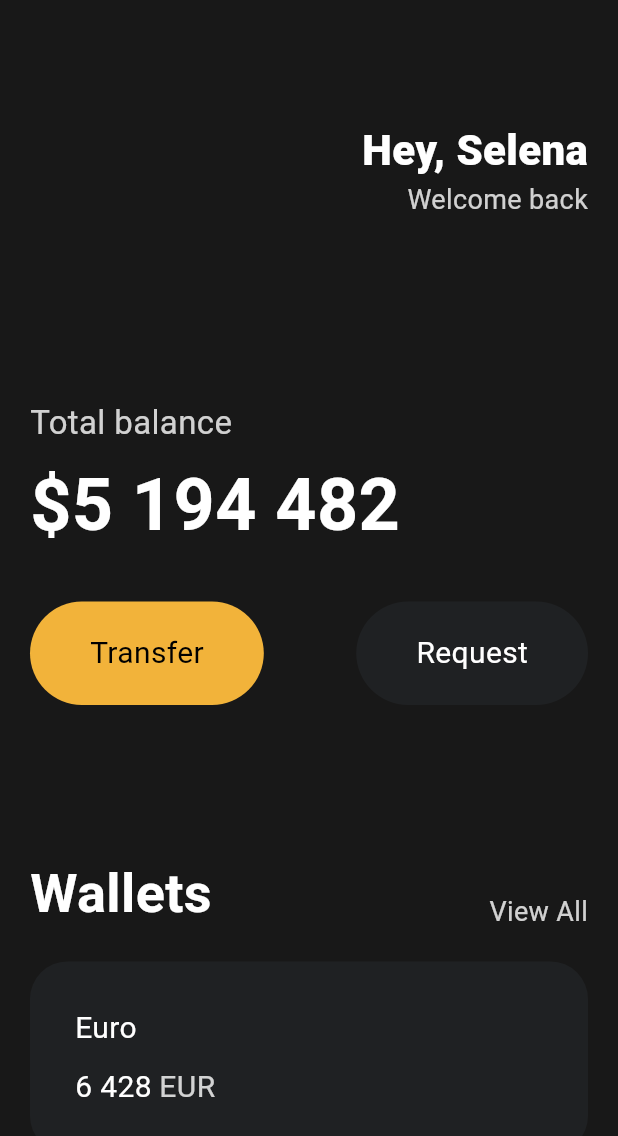
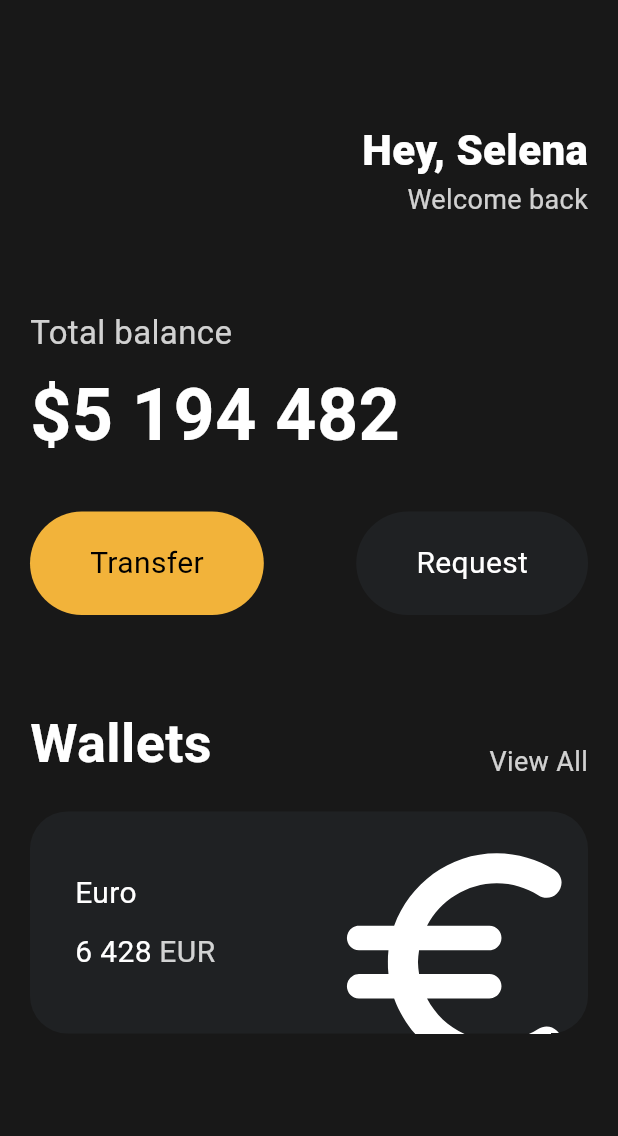
Before and after one commit to kisbi3/NomadCoders_Flutter, a Flutter app: the screen it shows after launch, on a phone screen of 412 x 824 dp. Shown: the top 1136 px of the screen. Run offline on Flutter 3.47's test engine with Material 3 defaults, Android fonts, the phone set to English and light mode, and no system bars.

Commit message:
3.7 Icons and Transform

```diff
--- a/lib/main.dart
+++ b/lib/main.dart
@@ -50,7 +50,7 @@ class App extends StatelessWidget {
                 ],
               ),
               const SizedBox(
-                height: 120,
+                height: 60,
               ),
               Text(
                 'Total balance',
@@ -90,7 +90,7 @@ class App extends StatelessWidget {
                 ],
               ),
               const SizedBox(
-                height: 100,
+                height: 60,
               ),
               Row(
                 mainAxisAlignment: MainAxisAlignment.spaceBetween,
@@ -117,6 +117,8 @@ class App extends StatelessWidget {
                 height: 20,
               ),
               Container(
+                // clipBehavior: 어떤 아이템이 overflow가 되었을 때 어떻게 동작할지 알려주는 것.
+                clipBehavior: Clip.hardEdge,
                 decoration: BoxDecoration(
                   color: const Color(0xFF1F2123),
                   borderRadius: BorderRadius.circular(25),
@@ -124,6 +126,7 @@ class App extends StatelessWidget {
                 child: Padding(
                   padding: const EdgeInsets.all(30),
                   child: Row(
+                    mainAxisAlignment: MainAxisAlignment.spaceBetween,
                     children: [
                       Column(
                         crossAxisAlignment: CrossAxisAlignment.start,
@@ -159,6 +162,20 @@ class App extends StatelessWidget {
                           ),
                         ],
                       ),
+                      // 그냥 size를 키우면 카드가 같이 커진다.
+                      // transform.scale으로 크기만 키우자.
+                      Transform.scale(
+                        scale: 2.2,
+                        // transform.translate으로 icon 위치 이동하기.
+                        child: Transform.translate(
+                          offset: const Offset(-5, 12),
+                          child: const Icon(
+                            Icons.euro_rounded,
+                            color: Colors.white,
+                            size: 88,
+                          ),
+                        ),
+                      ),
                     ],
                   ),
                 ),
```
